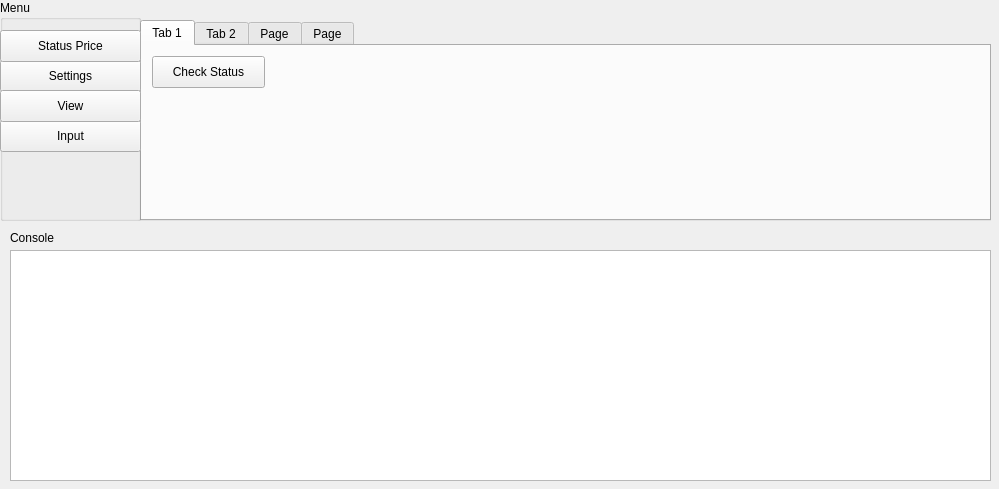
First picture: the form in gui_main.ui, repository rangademetal/price-tracking, before the edit.
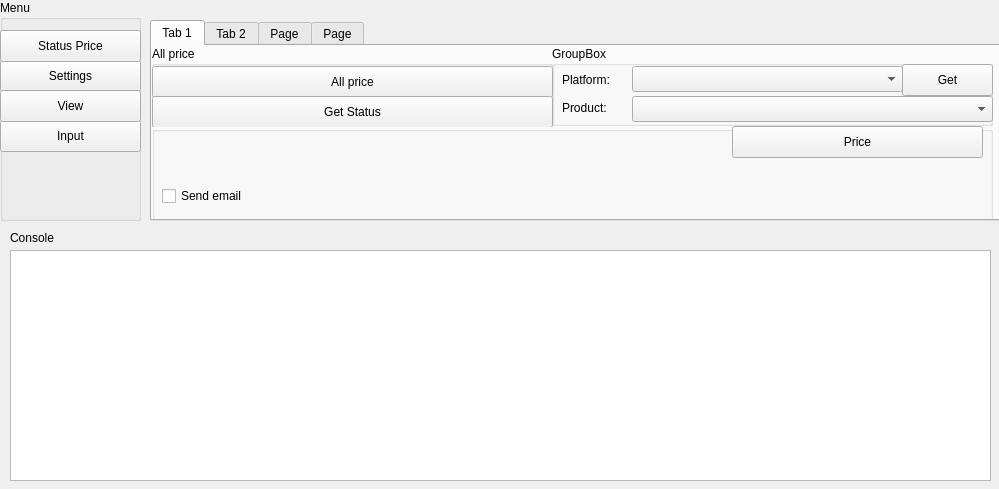
Second picture: the form after the edit. The open tabs and pages were chosen to show the change.

Patch:
```diff
--- a/gui_main.ui
+++ b/gui_main.ui
@@ -17,7 +17,7 @@
    <widget class="QTabWidget" name="tabWidget">
     <property name="geometry">
      <rect>
-      <x>140</x>
+      <x>150</x>
       <y>20</y>
       <width>851</width>
       <height>201</height>
@@ -30,18 +30,155 @@
      <attribute name="title">
       <string>Tab 1</string>
      </attribute>
-     <widget class="QPushButton" name="get_price">
+     <widget class="QGroupBox" name="groupBox_4">
       <property name="geometry">
        <rect>
-        <x>10</x>
-        <y>10</y>
-        <width>113</width>
-        <height>32</height>
+        <x>0</x>
+        <y>0</y>
+        <width>401</width>
+        <height>81</height>
        </rect>
       </property>
-      <property name="text">
-       <string>Check Status</string>
+      <property name="title">
+       <string>All price</string>
       </property>
+      <widget class="QPushButton" name="get_price">
+       <property name="geometry">
+        <rect>
+         <x>0</x>
+         <y>20</y>
+         <width>401</width>
+         <height>32</height>
+        </rect>
+       </property>
+       <property name="text">
+        <string>All price</string>
+       </property>
+      </widget>
+      <widget class="QPushButton" name="get_status">
+       <property name="geometry">
+        <rect>
+         <x>0</x>
+         <y>50</y>
+         <width>401</width>
+         <height>32</height>
+        </rect>
+       </property>
+       <property name="text">
+        <string>Get Status</string>
+       </property>
+      </widget>
+     </widget>
+     <widget class="QGroupBox" name="groupBox_5">
+      <property name="geometry">
+       <rect>
+        <x>400</x>
+        <y>0</y>
+        <width>441</width>
+        <height>80</height>
+       </rect>
+      </property>
+      <property name="title">
+       <string>GroupBox</string>
+      </property>
+      <widget class="QComboBox" name="combo_platform">
+       <property name="geometry">
+        <rect>
+         <x>80</x>
+         <y>20</y>
+         <width>271</width>
+         <height>26</height>
+        </rect>
+       </property>
+      </widget>
+      <widget class="QLabel" name="label_7">
+       <property name="geometry">
+        <rect>
+         <x>10</x>
+         <y>18</y>
+         <width>60</width>
+         <height>31</height>
+        </rect>
+       </property>
+       <property name="text">
+        <string>Platform:</string>
+       </property>
+      </widget>
+      <widget class="QLabel" name="label_10">
+       <property name="geometry">
+        <rect>
+         <x>10</x>
+         <y>54</y>
+         <width>60</width>
+         <height>16</height>
+        </rect>
+       </property>
+       <property name="text">
+        <string>Product:</string>
+       </property>
+      </widget>
+      <widget class="QComboBox" name="combo_product">
+       <property name="geometry">
+        <rect>
+         <x>80</x>
+         <y>50</y>
+         <width>361</width>
+         <height>26</height>
+        </rect>
+       </property>
+      </widget>
+      <widget class="QPushButton" name="get_product">
+       <property name="geometry">
+        <rect>
+         <x>350</x>
+         <y>18</y>
+         <width>91</width>
+         <height>32</height>
+        </rect>
+       </property>
+       <property name="text">
+        <string>Get</string>
+       </property>
+      </widget>
+     </widget>
+     <widget class="QGroupBox" name="groupBox_6">
+      <property name="geometry">
+       <rect>
+        <x>0</x>
+        <y>80</y>
+        <width>841</width>
+        <height>101</height>
+       </rect>
+      </property>
+      <property name="title">
+       <string/>
+      </property>
+      <widget class="QCheckBox" name="checkBox">
+       <property name="geometry">
+        <rect>
+         <x>10</x>
+         <y>60</y>
+         <width>87</width>
+         <height>20</height>
+        </rect>
+       </property>
+       <property name="text">
+        <string>Send email</string>
+       </property>
+      </widget>
+      <widget class="QPushButton" name="selected_price">
+       <property name="geometry">
+        <rect>
+         <x>580</x>
+         <y>0</y>
+         <width>251</width>
+         <height>32</height>
+        </rect>
+       </property>
+       <property name="text">
+        <string>Price</string>
+       </property>
+      </widget>
      </widget>
     </widget>
     <widget class="QWidget" name="tab2">
```
Left out of the diff: 52 changed lines with no effect on the pictures.
